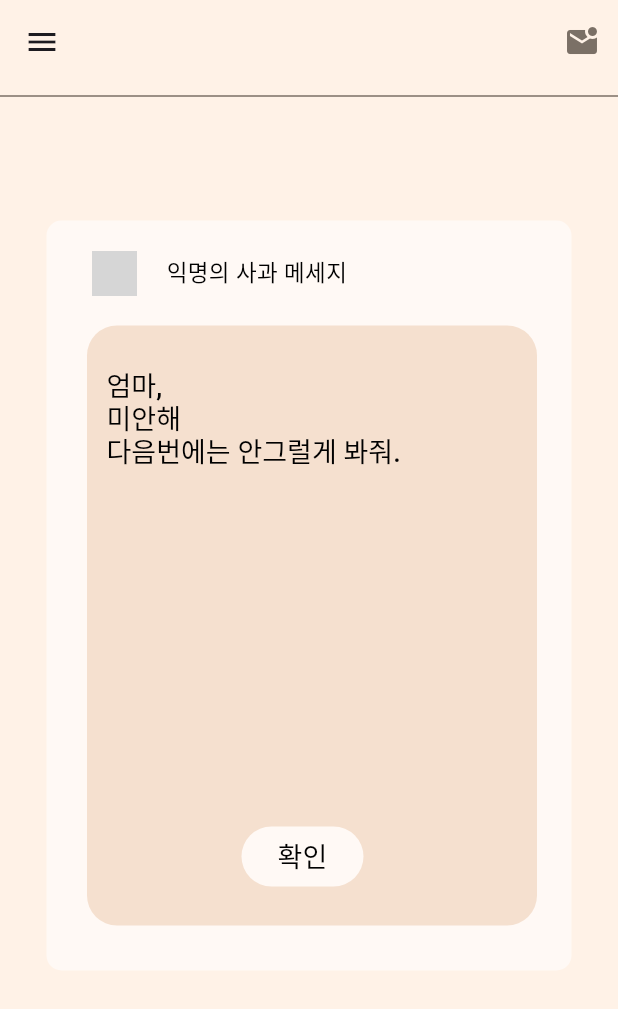
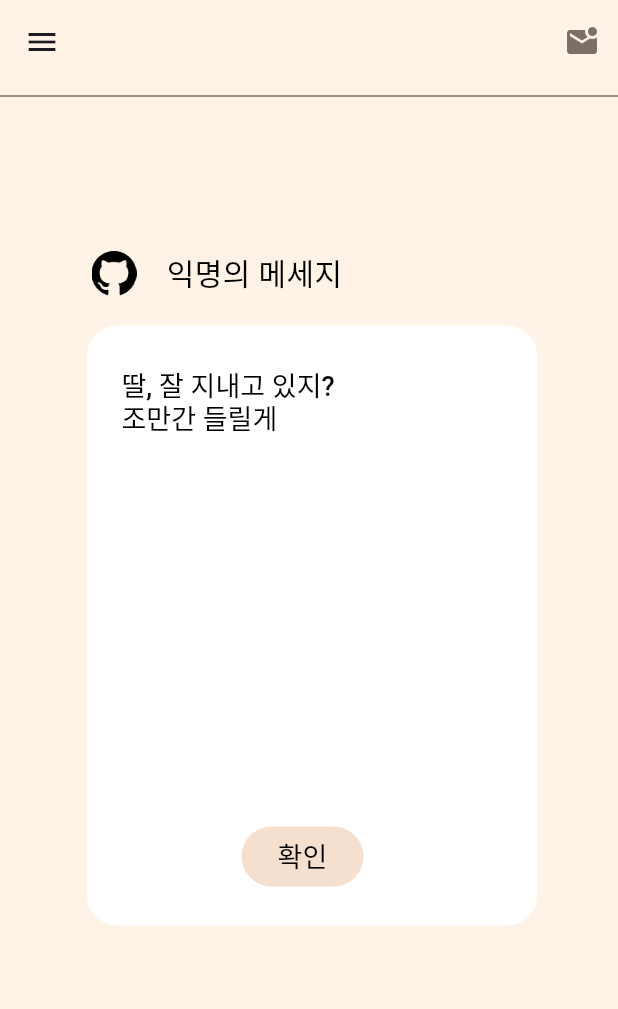
Before and after one commit to readygetset/everydaywithyou-client, a Flutter app: the screen it shows after launch, after a tap on the "mark email unread" icon, on a phone screen of 412 x 824 dp. Shown: the top 1009 px of the screen. Run offline on Flutter 3.47's test engine with Material 3 defaults, Android fonts, the phone set to English and light mode, and no system bars; network calls fail; Roboto replaces fonts that are missing (NanumMyeongjo); grey boxes are pictures that could not be loaded.

Commit message:
mod: revision

```diff
--- a/lib/showLetter.dart
+++ b/lib/showLetter.dart
@@ -132,7 +132,7 @@ class _showLetterState extends State<showLetter> {
                 height: 500,
                 width: 350,
                 decoration: BoxDecoration(
-                  color: Color(0xFFFFF9F5),
+                  color: Color(0xFFFFF2E7),
                   borderRadius: BorderRadius.circular(10),
                 ),
               ),
@@ -148,11 +148,11 @@ class _showLetterState extends State<showLetter> {
                     ),
                     SizedBox(width: 20),
                     Text(
-                      '익명의 사과 메세지',
+                      '익명의 메세지',
                       style: TextStyle(
                         fontFamily: 'NanumMyeongjo',
                         fontWeight: FontWeight.w500,
-                        fontSize: 15,
+                        fontSize: 20,
                         color: Color(0xFF000000),
                       ),
                     ),
@@ -166,7 +166,7 @@ class _showLetterState extends State<showLetter> {
                   height: 400,
                   width: 300,
                   decoration: BoxDecoration(
-                    color: Color(0xFFF5E0CF),
+                    color: Color(0xFFFFFFFF),
                     borderRadius: BorderRadius.circular(20),
                   ),
                 ),
@@ -175,12 +175,12 @@ class _showLetterState extends State<showLetter> {
                 top: 90,
                 left: 30,
                 child: Container(
-                  padding: EdgeInsets.fromLTRB(10, 10, 10, 0),
+                  padding: EdgeInsets.fromLTRB(20, 10, 10, 0),
                   child: RichText(
                     overflow: TextOverflow.ellipsis,
                     maxLines: 8,
                     text: TextSpan(
-                      text: '엄마,\n미안해\n다음번에는 안그럴게 봐줘.',
+                      text: '딸, 잘 지내고 있지?\n조만간 들릴게\n',
                       style: TextStyle(
                         fontFamily: 'NanumMyeongjo',
                         fontWeight: FontWeight.w500,
@@ -200,7 +200,7 @@ class _showLetterState extends State<showLetter> {
                     Navigator.pop(context);
                   },
                   style: ElevatedButton.styleFrom(
-                    backgroundColor: Color(0xFFFFF9F5),
+                    backgroundColor: Color(0xFFF5E0CF),
                     elevation: 0,
                   ),
                   child: Text(
--- a/lib/todayQuestion.dart
+++ b/lib/todayQuestion.dart
@@ -146,7 +146,7 @@ class _todayQuestionWidgetState extends State<todayQuestionWidget> {
                     '매일',
                     style: TextStyle(
                       fontFamily: 'NanumMyeongjo',
-                      fontSize: 64,
+                      fontSize: 60,
                       fontWeight: FontWeight.w500,
                     ),
                     textAlign: TextAlign.right,
@@ -163,7 +163,7 @@ class _todayQuestionWidgetState extends State<todayQuestionWidget> {
                     '그대와',
                     style: TextStyle(
                       fontFamily: 'NanumMyeongjo',
-                      fontSize: 64,
+                      fontSize: 60,
                       fontWeight: FontWeight.w500,
                     ),
                     textAlign: TextAlign.right,
@@ -189,7 +189,7 @@ class _todayQuestionWidgetState extends State<todayQuestionWidget> {
               style: TextStyle(
                 color: Color(0xFF000000),
                 fontWeight: FontWeight.w500,
-                fontSize: 32,
+                fontSize: 28,
                 fontFamily: 'NanumMyeongjo',
               ),
             ),
--- a/lib/writeQuestion.dart
+++ b/lib/writeQuestion.dart
@@ -399,7 +399,7 @@ class showCardWidget extends StatelessWidget {
           clipBehavior: Clip.antiAlias,
           child: Container(
             width: 350,
-            height: 100,
+            height: 150,
             child: Stack(
               children: [
                 // Brown-colored section on the left
--- a/pubspec.yaml
+++ b/pubspec.yaml
@@ -63,6 +63,8 @@ flutter:
   # To add assets to your application, add an assets section, like this:
   assets:
     - assets/images/main.png
+    - assets/images/profile.png
+    - assets/images/letter.png
   #   - images/a_dot_burr.jpeg
   #   - images/a_dot_ham.jpeg
 
```
Also changed, not shown: lib/writeLetter.dart (+40 -6 lines), assets/images/letter.png (added), assets/images/profile.png (added).
